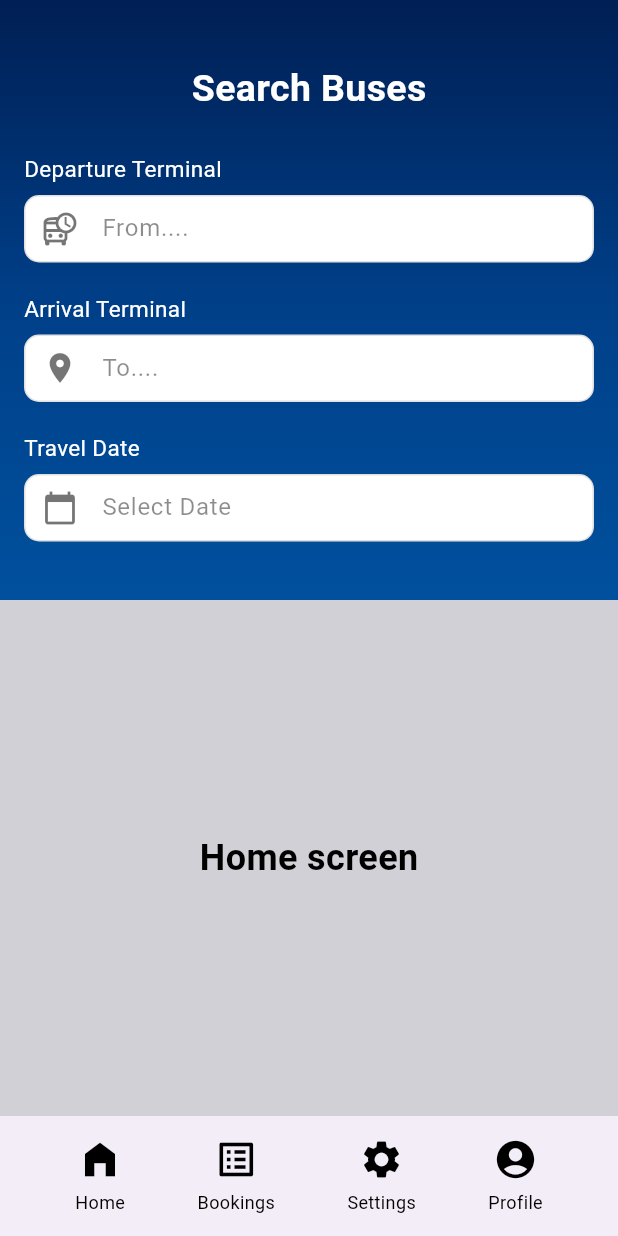
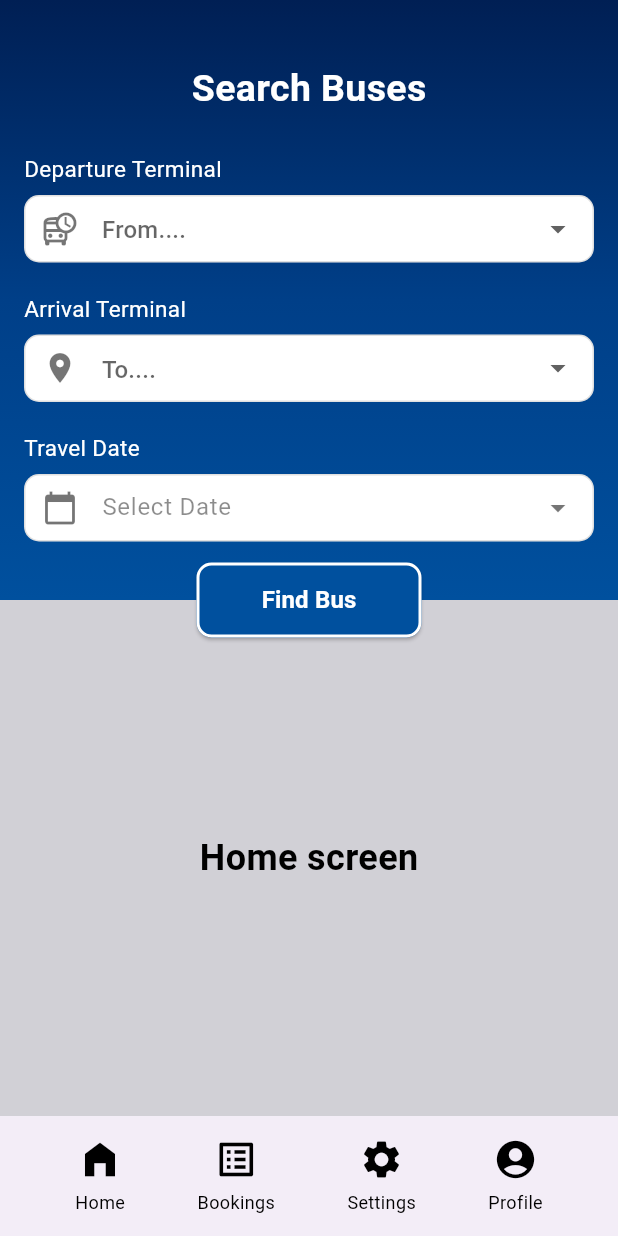
Before and after one commit to navinduhasalanka/bus-book-app, a Flutter app: the screen it shows after launch, on a phone screen of 412 x 824 dp. Run offline on Flutter 3.47's test engine with Material 3 defaults, Android fonts, the phone set to English and light mode, and no system bars; our stand-ins replace firebase_auth, firebase_core, icons_plus; accounts and stored records are empty.

Commit message:
made homepage

```diff
--- a/lib/screens/pages/home_screen.dart
+++ b/lib/screens/pages/home_screen.dart
@@ -11,11 +11,15 @@ class _HomeScreenState extends State<HomeScreen> {
   // Variable to hold the selected date
   DateTime? _selectedDate;
 
+  // Variables to hold selected stations
+  String? _selectedFromStation;
+  String? _selectedToStation;
+
   // Function to show date picker and update the selected date
   Future<void> _selectDate(BuildContext context) async {
     final DateTime? picked = await showDatePicker(
       context: context,
-      initialDate: DateTime.now(),
+      initialDate: _selectedDate ?? DateTime.now(),
       firstDate: DateTime(2020),
       lastDate: DateTime(2101),
     );
@@ -28,11 +32,17 @@ class _HomeScreenState extends State<HomeScreen> {
 
   @override
   Widget build(BuildContext context) {
-    return Column(
+    // Calculate button position based on screen width
+    double screenWidth = MediaQuery.of(context).size.width;
+
+    return Scaffold(
+      body: Stack(
         children: [
-        // Top gradient area (200 pixels) with text and text fields
+          Column(
+            children: [
+              // Top gradient area (blue)
               Container(
-          height: 400,  // Height of the gradient container
+                height: 400, // Height of the gradient container
                 width: double.infinity,
                 decoration: const BoxDecoration(
                   gradient: LinearGradient(
@@ -47,6 +57,7 @@ class _HomeScreenState extends State<HomeScreen> {
                 ),
                 child: Padding(
                   padding: const EdgeInsets.all(16.0),
+                  child: SingleChildScrollView(
                     child: Column(
                       crossAxisAlignment: CrossAxisAlignment.start,
                       children: [
@@ -57,39 +68,43 @@ class _HomeScreenState extends State<HomeScreen> {
                             style: TextStyle(
                               fontSize: 25,
                               fontWeight: FontWeight.bold,
-                      color: Colors.white, // White color for better contrast
+                              color: Colors.white,
                             ),
                           ),
                         ),
                         const SizedBox(height: 25),
+                        // Departure Terminal
                         const Text(
                           'Departure Terminal',
                           style: TextStyle(
                             fontSize: 15,
                             fontWeight: FontWeight.w400,
-                    color: Colors.white, // White color for better contrast
+                            color: Colors.white,
                           ),
                         ),
                         const SizedBox(height: 7),
                         Container(
-                  height: 45, // Reduced height for the box
-                  child: TextFormField(
-                    validator: (value) {
-                      if (value == null || value.isEmpty) {
-                        return 'Select Station';
-                      }
-                      return null;
+                          height: 45,
+                          child: DropdownButtonFormField<String>(
+                            value: _selectedFromStation,
+                            items: const [
+                              DropdownMenuItem(value: 'Station 1', child: Text('Station 1')),
+                              DropdownMenuItem(value: 'Station 2', child: Text('Station 2')),
+                              DropdownMenuItem(value: 'Station 3', child: Text('Station 3')),
+                            ],
+                            onChanged: (value) {
+                              setState(() {
+                                _selectedFromStation = value;
+                              });
                             },
                             decoration: InputDecoration(
-                      contentPadding: const EdgeInsets.symmetric(vertical: 10),  // Padding reduced for smaller height
+                              contentPadding: const EdgeInsets.symmetric(vertical: 10),
                               fillColor: Colors.white,
-                      filled: true, // Sets the background color to white
+                              filled: true,
                               hintText: 'From....',
-                      hintStyle: const TextStyle(
-                        color: Colors.black45, // Slightly darker placeholder color
-                      ),
+                              hintStyle: const TextStyle(color: Colors.black45),
                               prefixIcon: const Icon(
-                        Icons.departure_board_outlined, // Icon for journey start
+                                Icons.departure_board_outlined,
                                 color: Colors.black54,
                               ),
                               border: OutlineInputBorder(
@@ -104,34 +119,38 @@ class _HomeScreenState extends State<HomeScreen> {
                           ),
                         ),
                         const SizedBox(height: 20),
+                        // Arrival Terminal
                         const Text(
                           'Arrival Terminal',
                           style: TextStyle(
                             fontSize: 15,
                             fontWeight: FontWeight.w400,
-                    color: Colors.white, // White color for better contrast
+                            color: Colors.white,
                           ),
                         ),
                         const SizedBox(height: 7),
                         Container(
-                  height: 45, // Reduced height for the box
-                  child: TextFormField(
-                    validator: (value) {
-                      if (value == null || value.isEmpty) {
-                        return 'Select Station';
-                      }
-                      return null;
+                          height: 45,
+                          child: DropdownButtonFormField<String>(
+                            value: _selectedToStation,
+                            items: const [
+                              DropdownMenuItem(value: 'Station 1', child: Text('Station 1')),
+                              DropdownMenuItem(value: 'Station 2', child: Text('Station 2')),
+                              DropdownMenuItem(value: 'Station 3', child: Text('Station 3')),
+                            ],
+                            onChanged: (value) {
+                              setState(() {
+                                _selectedToStation = value;
+                              });
                             },
                             decoration: InputDecoration(
-                      contentPadding: const EdgeInsets.symmetric(vertical: 10),  // Padding reduced for smaller height
+                              contentPadding: const EdgeInsets.symmetric(vertical: 10),
                               fillColor: Colors.white,
-                      filled: true, // Sets the background color to white
+                              filled: true,
                               hintText: 'To....',
-                      hintStyle: const TextStyle(
-                        color: Colors.black45, // Slightly darker placeholder color
-                      ),
+                              hintStyle: const TextStyle(color: Colors.black45),
                               prefixIcon: const Icon(
-                        Icons.location_on, // Icon for destination
+                                Icons.location_on,
                                 color: Colors.black54,
                               ),
                               border: OutlineInputBorder(
@@ -146,35 +165,34 @@ class _HomeScreenState extends State<HomeScreen> {
                           ),
                         ),
                         const SizedBox(height: 20),
+                        // Travel Date
                         const Text(
                           'Travel Date',
                           style: TextStyle(
                             fontSize: 15,
                             fontWeight: FontWeight.w400,
-                    color: Colors.white, // White color for better contrast
+                            color: Colors.white,
                           ),
                         ),
                         const SizedBox(height: 7),
-                Container(
-                  height: 45, // Reduced height for the box
-                  child: GestureDetector(
-                    onTap: () => _selectDate(context), // Open date picker when clicked
+                        GestureDetector(
+                          onTap: () => _selectDate(context),
                           child: AbsorbPointer(
+                            child: Container(
+                              height: 45,
                               child: TextFormField(
-                        controller: TextEditingController(
-                            text: _selectedDate != null
-                                ? '${_selectedDate!.toLocal()}'.split(' ')[0]
-                                : ''),
                                 decoration: InputDecoration(
-                          contentPadding: const EdgeInsets.symmetric(vertical: 10),  // Padding reduced for smaller height
+                                  contentPadding: const EdgeInsets.symmetric(vertical: 10),
                                   fillColor: Colors.white,
                                   filled: true,
                                   hintText: 'Select Date',
-                          hintStyle: const TextStyle(
-                            color: Colors.black45,
-                          ),
+                                  hintStyle: const TextStyle(color: Colors.black45),
                                   prefixIcon: const Icon(
                                     Icons.calendar_today,
+                                    color: Colors.black54,
+                                  ),
+                                  suffixIcon: const Icon(
+                                    Icons.arrow_drop_down,
                                     color: Colors.black54,
                                   ),
                                   border: OutlineInputBorder(
@@ -186,6 +204,11 @@ class _HomeScreenState extends State<HomeScreen> {
                                     borderRadius: BorderRadius.circular(10),
                                   ),
                                 ),
+                                controller: TextEditingController(
+                                  text: _selectedDate != null
+                                      ? '${_selectedDate!.day.toString().padLeft(2, '0')}/${_selectedDate!.month.toString().padLeft(2, '0')}/${_selectedDate!.year}'
+                                      : '',
+                                ),
                               ),
                             ),
                           ),
@@ -195,7 +218,8 @@ class _HomeScreenState extends State<HomeScreen> {
                     ),
                   ),
                 ),
-        // Solid darker color area from 200px down to the bottom
+              ),
+              // Solid darker color area (gray)
               Expanded(
                 child: Container(
                   width: double.infinity,
@@ -213,6 +237,51 @@ class _HomeScreenState extends State<HomeScreen> {
                 ),
               ),
             ],
+          ),
+          // Positioned button at the edge of blue and gray areas
+          Positioned(
+            left: (screenWidth / 2) - 75, // Center horizontally (button width is 150)
+            top: 400 - 25, // Position so that half of the button overlaps blue and gray (button height is 50)
+            child: SizedBox(
+              width: 150,
+              height: 50,
+              child: ElevatedButton(
+                onPressed: () {
+                  // Handle button press
+                  if (_selectedFromStation == null ||
+                      _selectedToStation == null ||
+                      _selectedDate == null) {
+                    ScaffoldMessenger.of(context).showSnackBar(
+                      const SnackBar(content: Text('Please select all fields')),
+                    );
+                  } else {
+                    // Proceed to find buses
+                    // Add your logic here
+                    ScaffoldMessenger.of(context).showSnackBar(
+                      const SnackBar(content: Text('Finding buses...')),
+                    );
+                  }
+                },
+                style: ElevatedButton.styleFrom(
+                  backgroundColor: const Color(0xFF00509e), // Blue color
+                  shape: RoundedRectangleBorder(
+                    borderRadius: BorderRadius.circular(10),
+                    side: const BorderSide(color: Colors.white, width: 2), // White border
+                  ),
+                ),
+                child: const Text(
+                  'Find Bus',
+                  style: TextStyle(
+                    fontSize: 16,
+                    fontWeight: FontWeight.bold,
+                    color: Colors.white,
+                  ),
+                ),
+              ),
+            ),
+          ),
+        ],
+      ),
     );
   }
 }
```
Also changed, not shown: lib/widgets/ticket_view.dart (added, +26 -0 lines), lib/screens/utils/app_layout.dart (added). Lines whose indentation alone changed are shown as unchanged.
